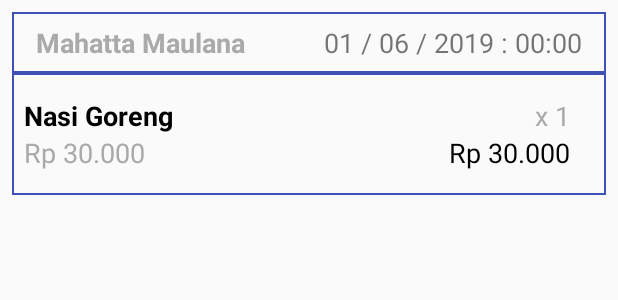
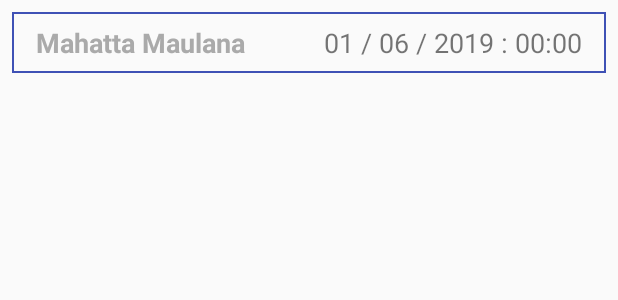
Before and after one commit to hattamaulana/smart-resto-android, an Android app: the layout adapter_history.xml on its own in the app's theme, with its tools: preview values and no code run, on a phone screen of 412 x 824 dp. Shown: the top 300 px of the screen. Run offline under Robolectric (Android 15) with nearby library versions, the phone set to English and light mode, and no system bars.

Commit message:
last commit before gradle update

```diff
--- a/app/src/main/java/id/ac/polinema/seameo/ecanteen/presenter/scan/ListResultPresenter.java
+++ b/app/src/main/java/id/ac/polinema/seameo/ecanteen/presenter/scan/ListResultPresenter.java
@@ -20,7 +20,6 @@ public class ListResultPresenter extends Presenter implements ListResultContract
 
     public ListResultPresenter() {
         super();
-
         this.realtimeDB = super.mRealtimeDb;
     }
 
--- a/app/src/main/java/id/ac/polinema/seameo/ecanteen/view/activity/HomeActivity.java
+++ b/app/src/main/java/id/ac/polinema/seameo/ecanteen/view/activity/HomeActivity.java
@@ -14,6 +14,7 @@ import android.os.Bundle;
 import android.support.annotation.Nullable;
 import android.support.design.widget.FloatingActionButton;
 import android.support.v7.app.AppCompatActivity;
+import android.support.v7.widget.RecyclerView;
 import android.view.View;
 import java.util.ArrayList;
 
@@ -38,6 +39,7 @@ public class HomeActivity extends AppCompatActivity implements TransactionContra
 
         initPresenter();
         initView();
+        initData();
     }
 
     @Override
@@ -59,4 +61,7 @@ public class HomeActivity extends AppCompatActivity implements TransactionContra
         };
     }
 
+    private void initData() {
+        RecyclerView recyclerView = findViewById(R.id.recycler_history);
+    }
 }
--- a/app/src/main/res/layout/adapter_history.xml
+++ b/app/src/main/res/layout/adapter_history.xml
@@ -44,86 +44,26 @@
         />
 
         <TextView
+            android:id="@+id/waktu_order"
             android:layout_width="match_parent"
             android:layout_height="wrap_content"
             android:layout_marginTop="8dp"
+            android:layout_marginRight="16dp"
             android:layout_marginBottom="8dp"
-                android:layout_marginRight="16dp"
+            android:gravity="right"
             android:text="01 / 06 / 2019 : 00:00"
             android:textAlignment="gravity"
-                android:gravity="right"
-                android:textSize="18sp"
-        />
+            android:textSize="18sp" />
     </LinearLayout>
 
-    <android.support.constraint.ConstraintLayout
-            android:id="@+id/card_detail"
-            android:layout_width="match_parent"
-            android:layout_height="wrap_content"
-            app:layout_constraintTop_toBottomOf="@+id/card_tittle"
-            app:layout_constraintStart_toStartOf="parent"
-            app:layout_constraintEnd_toEndOf="parent"
-            android:layout_marginLeft="8dp"
-            android:layout_marginStart="8dp"
-            android:layout_marginRight="8dp"
-            android:layout_marginEnd="8dp"
-            android:background="@drawable/rectangle_border"
-            android:paddingBottom="16dp"
-    >
-        <TextView
-                android:id="@+id/order_item_name"
+    <android.support.v7.widget.RecyclerView
+        android:id="@+id/recycler"
         android:layout_width="0dp"
         android:layout_height="wrap_content"
-                app:layout_constraintStart_toStartOf="parent"
-                android:layout_marginLeft="8dp"
-                android:layout_marginStart="8dp"
-                app:layout_constraintTop_toTopOf="parent"
-                android:layout_marginTop="16dp"
-                android:text="Nasi Goreng"
-                android:textSize="18sp"
-                android:textColor="#000"
-                android:textStyle="bold"
-                app:layout_constraintEnd_toStartOf="@+id/order_count_price"
-                android:layout_marginEnd="8dp"
-                android:layout_marginRight="8dp"/>
-
-        <TextView
-                android:id="@+id/order_count"
-                android:layout_width="wrap_content"
-                android:layout_height="wrap_content"
-                app:layout_constraintEnd_toEndOf="parent"
-                android:layout_marginRight="24dp"
-                android:layout_marginEnd="24dp"
-                app:layout_constraintTop_toTopOf="parent"
-                android:layout_marginTop="16dp"
-                android:text="x 1"
-                android:textSize="18sp"
-                android:textColor="#aaa"
+        app:layout_constraintTop_toBottomOf="@id/card_tittle"
+        app:layout_constraintStart_toStartOf="@id/card_tittle"
+        app:layout_constraintEnd_toEndOf="@id/card_tittle"
+        android:background="@drawable/rectangle_border"
         />
 
-        <TextView
-                android:id="@+id/order_item_price"
-                android:layout_width="0dp"
-                android:layout_height="wrap_content"
-                android:text="Rp 30.000"
-                android:textSize="18sp"
-                android:textColor="#aaa"
-                app:layout_constraintTop_toBottomOf="@+id/order_item_name" android:layout_marginStart="8dp"
-                app:layout_constraintStart_toStartOf="parent" android:layout_marginLeft="8dp"
-                android:layout_marginEnd="8dp" app:layout_constraintEnd_toStartOf="@+id/order_count_price"
-                android:layout_marginRight="8dp"/>
-
-        <TextView
-                android:id="@+id/order_count_price"
-                android:layout_width="0dp"
-                android:layout_height="wrap_content"
-                app:layout_constraintEnd_toEndOf="parent"
-                android:layout_marginRight="24dp"
-                android:layout_marginEnd="24dp"
-                android:text="Rp 30.000"
-                android:textSize="18sp"
-                android:textColor="#000"
-                app:layout_constraintTop_toBottomOf="@+id/order_item_name"
-        />
 </android.support.constraint.ConstraintLayout>
-</android.support.constraint.ConstraintLayout>
```
Also changed, not shown: app/src/main/AndroidManifest.xml (+5 -4 lines), app/src/main/java/id/ac/polinema/seameo/ecanteen/view/adapter/HomeAdapter.java (+56 -9 lines), app/src/main/res/layout/activity_home.xml (+7 -9 lines). Lines whose indentation alone changed are shown as unchanged.
